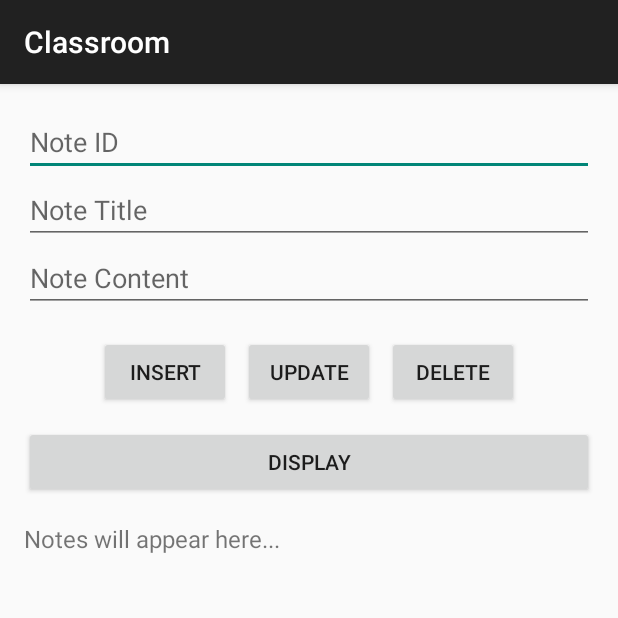
After one commit to sujan-poudel-03/classroom, an Android app: the NotesActivityWithDB screen opened directly, with no data from a screen before it, on a phone screen of 412 x 824 dp, the top half of it. The commit adds this screen. Run offline under Robolectric (Android 15) with nearby library versions, the phone set to English and light mode, and no system bars.

Commit message:
update with db

```diff
--- a/app/src/main/java/com/example/classroom/FruitAdapterForRecyclerView.java
+++ b/app/src/main/java/com/example/classroom/FruitAdapterForRecyclerView.java
@@ -60,6 +60,8 @@ public class FruitAdapterForRecyclerView extends RecyclerView.Adapter<FruitAdapt
     // ViewHolder class that holds references to the views inside each item layout
     public static class FruitViewHolder extends RecyclerView.ViewHolder {
 
+        TextView fruit_name;
+        ImageView fruit_image;
         public FruitViewHolder(@NonNull View itemView) {
          super(itemView);
         // Initialize view references using IDs from the layout file
--- /dev/null
+++ b/app/src/main/java/com/example/classroom/database/NotesActivityWithDB.java
@@ -0,0 +1,127 @@
+package com.example.classroom.database;
+
+import android.os.Bundle;
+import android.widget.Button;
+import android.widget.EditText;
+import android.widget.TextView;
+import android.widget.Toast;
+
+import androidx.activity.EdgeToEdge;
+import androidx.appcompat.app.AppCompatActivity;
+import androidx.core.graphics.Insets;
+import androidx.core.view.ViewCompat;
+import androidx.core.view.WindowInsetsCompat;
+
+import com.example.classroom.R;
+import com.example.classroom.database.NotesDBHelper;
+import android.database.Cursor;
+
+public class NotesActivityWithDB extends AppCompatActivity {
+
+    EditText editId, editTitle, editContent;
+    TextView txtDisplay;
+    NotesDBHelper dbHelper;
+
+    @Override
+    protected void onCreate(Bundle savedInstanceState) {
+        super.onCreate(savedInstanceState);
+        EdgeToEdge.enable(this);
+        setContentView(R.layout.activity_notes_with_db);
+        ViewCompat.setOnApplyWindowInsetsListener(findViewById(R.id.main), (v, insets) -> {
+            Insets systemBars = insets.getInsets(WindowInsetsCompat.Type.systemBars());
+            v.setPadding(systemBars.left, systemBars.top, systemBars.right, systemBars.bottom);
+            return insets;
+        });
+
+        // Initialize views
+        editId = findViewById(R.id.editId);
+        editTitle = findViewById(R.id.editTitle);
+        editContent = findViewById(R.id.editContent);
+        txtDisplay = findViewById(R.id.txtDisplay);
+
+        Button btnInsert = findViewById(R.id.btnInsert);
+        Button btnUpdate = findViewById(R.id.btnUpdate);
+        Button btnDelete = findViewById(R.id.btnDelete);
+        Button btnDisplay = findViewById(R.id.btnDisplay);
+
+        dbHelper = new NotesDBHelper(this);
+
+        // Insert
+        btnInsert.setOnClickListener(v -> {
+            String title = editTitle.getText().toString();
+            String content = editContent.getText().toString();
+
+            if (dbHelper.insertNote(title, content)) {
+                Toast.makeText(this, "Note inserted", Toast.LENGTH_SHORT).show();
+                clearFields();
+            } else {
+                Toast.makeText(this, "Insert failed", Toast.LENGTH_SHORT).show();
+            }
+        });
+
+        // Update
+        btnUpdate.setOnClickListener(v -> {
+            String idStr = editId.getText().toString();
+            String title = editTitle.getText().toString();
+            String content = editContent.getText().toString();
+
+            if (idStr.isEmpty()) {
+                Toast.makeText(this, "Enter note ID", Toast.LENGTH_SHORT).show();
+                return;
+            }
+
+            int id = Integer.parseInt(idStr);
+
+            if (dbHelper.updateNote(id, title, content)) {
+                Toast.makeText(this, "Note updated", Toast.LENGTH_SHORT).show();
+                clearFields();
+            } else {
+                Toast.makeText(this, "Update failed", Toast.LENGTH_SHORT).show();
+            }
+        });
+
+        // Delete
+        btnDelete.setOnClickListener(v -> {
+            String idStr = editId.getText().toString();
+
+            if (idStr.isEmpty()) {
+                Toast.makeText(this, "Enter note ID", Toast.LENGTH_SHORT).show();
+                return;
+            }
+
+            int id = Integer.parseInt(idStr);
+
+            if (dbHelper.deleteNote(id)) {
+                Toast.makeText(this, "Note deleted", Toast.LENGTH_SHORT).show();
+                clearFields();
+            } else {
+                Toast.makeText(this, "Delete failed", Toast.LENGTH_SHORT).show();
+            }
+        });
+
+        // Display
+        btnDisplay.setOnClickListener(v -> displayNotes());
+    }
+
+    // Method to show all notes
+    private void displayNotes() {
+        Cursor cursor = dbHelper.getAllNotes();
+        StringBuilder builder = new StringBuilder();
+
+        while (cursor.moveToNext()) {
+            builder.append("ID: ").append(cursor.getInt(0)).append("\n")
+                    .append("Title: ").append(cursor.getString(1)).append("\n")
+                    .append("Content: ").append(cursor.getString(2)).append("\n\n");
+        }
+
+        txtDisplay.setText(builder.toString());
+    }
+
+    // Clear form fields
+    private void clearFields() {
+            editId.setText("");
+            editTitle.setText("");
+            editContent.setText("");
+    };
+
+}
--- /dev/null
+++ b/app/src/main/res/layout/activity_notes_with_db.xml
@@ -0,0 +1,91 @@
+<?xml version="1.0" encoding="utf-8"?>
+<androidx.constraintlayout.widget.ConstraintLayout xmlns:android="http://schemas.android.com/apk/res/android"
+    xmlns:app="http://schemas.android.com/apk/res-auto"
+    xmlns:tools="http://schemas.android.com/tools"
+    android:id="@+id/main"
+    android:layout_width="match_parent"
+    android:layout_height="match_parent"
+    tools:context=".database.NotesActivityWithDB">
+
+    <ScrollView xmlns:android="http://schemas.android.com/apk/res/android"
+        android:layout_width="match_parent"
+        android:layout_height="match_parent">
+
+        <LinearLayout
+            android:orientation="vertical"
+            android:padding="16dp"
+            android:layout_width="match_parent"
+            android:layout_height="wrap_content">
+
+            <!-- Note ID (for update/delete) -->
+            <EditText
+                android:id="@+id/editId"
+                android:hint="Note ID"
+                android:inputType="number"
+                android:layout_width="match_parent"
+                android:layout_height="wrap_content"/>
+
+            <!-- Note Title -->
+            <EditText
+                android:id="@+id/editTitle"
+                android:hint="Note Title"
+                android:layout_width="match_parent"
+                android:layout_height="wrap_content"/>
+
+            <!-- Note Content -->
+            <EditText
+                android:id="@+id/editContent"
+                android:hint="Note Content"
+                android:layout_width="match_parent"
+                android:layout_height="wrap_content"/>
+
+            <!-- Button Row -->
+            <LinearLayout
+                android:orientation="horizontal"
+                android:layout_width="match_parent"
+                android:layout_height="wrap_content"
+                android:gravity="center"
+                android:layout_marginTop="16dp">
+
+                <Button
+                    android:id="@+id/btnInsert"
+                    android:text="INSERT"
+                    android:layout_width="wrap_content"
+                    android:layout_height="wrap_content"
+                    android:layout_marginEnd="8dp"/>
+
+                <Button
+                    android:id="@+id/btnUpdate"
+                    android:text="UPDATE"
+                    android:layout_width="wrap_content"
+                    android:layout_height="wrap_content"
+                    android:layout_marginEnd="8dp"/>
+
+                <Button
+                    android:id="@+id/btnDelete"
+                    android:text="DELETE"
+                    android:layout_width="wrap_content"
+                    android:layout_height="wrap_content"/>
+            </LinearLayout>
+
+            <!-- Display Button -->
+            <Button
+                android:id="@+id/btnDisplay"
+                android:text="DISPLAY"
+                android:layout_width="match_parent"
+                android:layout_height="wrap_content"
+                android:layout_marginTop="12dp"/>
+
+            <!-- Display Area -->
+            <TextView
+                android:id="@+id/txtDisplay"
+                android:layout_width="match_parent"
+                android:layout_height="wrap_content"
+                android:text="Notes will appear here..."
+                android:textSize="16sp"
+                android:layout_marginTop="16dp"/>
+        </LinearLayout>
+    </ScrollView>
+
+
+</androidx.constraintlayout.widget.ConstraintLayout>
```
Also changed, not shown: app/src/main/AndroidManifest.xml (+9 -0 lines), app/src/main/java/com/example/classroom/database/NotesDBHelper.java (added, +63 -0 lines), app/src/main/res/layout/custom_item_view.xml (added, +18 -0 lines).
